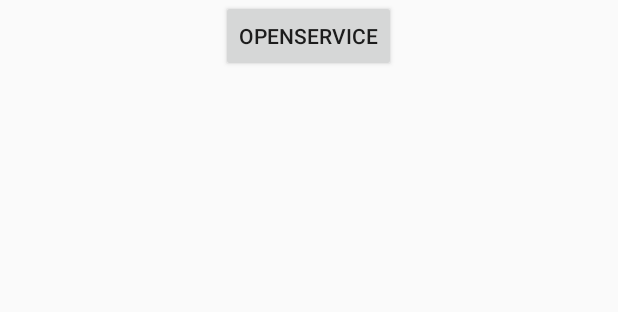
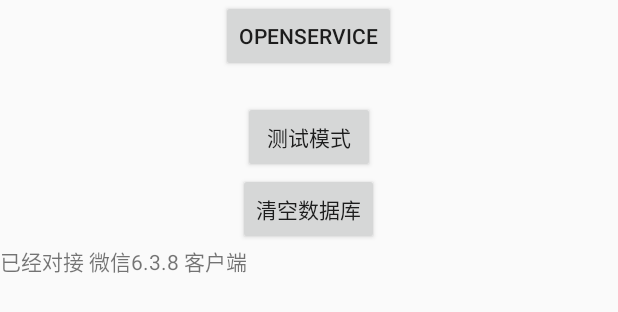
Before and after one commit to JuneLeGency/WechatRedEnv, an Android app: the layout activity_main.xml on its own in the app's theme, with its tools: preview values and no code run, on a phone screen of 412 x 824 dp. Shown: the top 312 px of the screen. Run offline under Robolectric (Android 15) with nearby library versions, the phone set to English and light mode, and no system bars.

Commit message:
对接微信 最新版 6.3.8

```diff
--- a/app/src/main/java/studio/legency/wechatredenv/configs/Setting.java
+++ b/app/src/main/java/studio/legency/wechatredenv/configs/Setting.java
@@ -11,4 +11,7 @@ public interface Setting {
 
     @DefaultBoolean(true)
     boolean use_His();
+
+    @DefaultBoolean(false)
+    boolean testMode();
 }
--- a/app/src/main/res/layout/activity_main.xml
+++ b/app/src/main/res/layout/activity_main.xml
@@ -1,18 +1,38 @@
 <?xml version="1.0" encoding="utf-8"?>
 <LinearLayout xmlns:android="http://schemas.android.com/apk/res/android"
-    android:layout_width="match_parent"
-    android:layout_height="match_parent"
-    android:orientation="vertical">
+              android:layout_width="match_parent"
+              android:layout_height="match_parent"
+              android:orientation="vertical">
 
     <Button
+        android:id="@+id/openService"
         android:layout_width="wrap_content"
         android:layout_height="wrap_content"
-        android:text="OpenService"
-        android:id="@+id/openService"
-        android:layout_gravity="center_horizontal" />
+        android:layout_gravity="center_horizontal"
+        android:text="OpenService"/>
 
     <TextView
         android:id="@+id/service_state"
         android:layout_width="wrap_content"
-        android:layout_height="wrap_content" />
+        android:layout_height="wrap_content"
+        android:layout_gravity="center_horizontal"/>
+
+    <Button
+        android:id="@+id/enable_test"
+        android:layout_width="wrap_content"
+        android:layout_height="wrap_content"
+        android:layout_gravity="center_horizontal"
+        android:text="测试模式"/>
+
+    <Button
+        android:id="@+id/clear_data"
+        android:layout_width="wrap_content"
+        android:layout_height="wrap_content"
+        android:layout_gravity="center_horizontal"
+        android:text="清空数据库"/>
+
+    <TextView
+        android:layout_width="wrap_content"
+        android:layout_height="wrap_content"
+        android:text="@string/message.version"/>
 </LinearLayout>
--- a/app/src/main/res/values/strings.xml
+++ b/app/src/main/res/values/strings.xml
@@ -1,4 +1,5 @@
 <resources>
     <string name="app_name">WechatRedEnv</string>
     <string name="accessibility_description">A service for wechat fast get RedEnv</string>
+    <string name="message.version">已经对接 微信6.3.8 客户端</string>
 </resources>
```
Also changed, not shown: app/src/main/java/studio/legency/wechatredenv/activities/MainActivity.java (+30 -4 lines), app/src/main/java/studio/legency/wechatredenv/configs/WechatInfo.java (+71 -6 lines), app/src/main/java/studio/legency/wechatredenv/helpers/Common.java (+9 -3 lines), app/src/main/java/studio/legency/wechatredenv/helpers/NodeFindUtil.java (added, +96 -0 lines), app/src/main/java/studio/legency/wechatredenv/helpers/NodeFinder.java (+19 -7 lines), app/src/main/java/studio/legency/wechatredenv/helpers/WechatEventHelper.java (+25 -13 lines), app/src/main/java/studio/legency/wechatredenv/services/WechatAccessService.java (+4 -9 lines), 1 other file.
